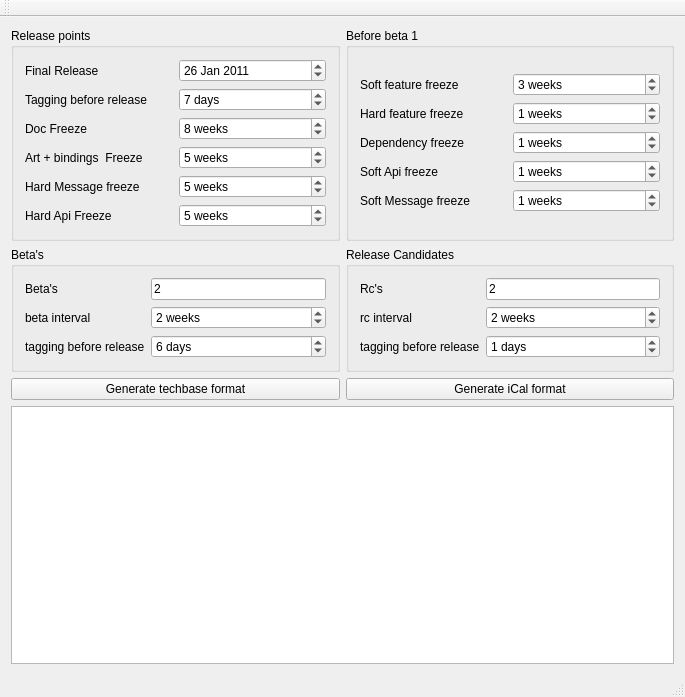
Qt form tools/releaseschedule/mainclass.ui (felixonmars/kde-sysadmin-release-tools-mirror) before a commit.
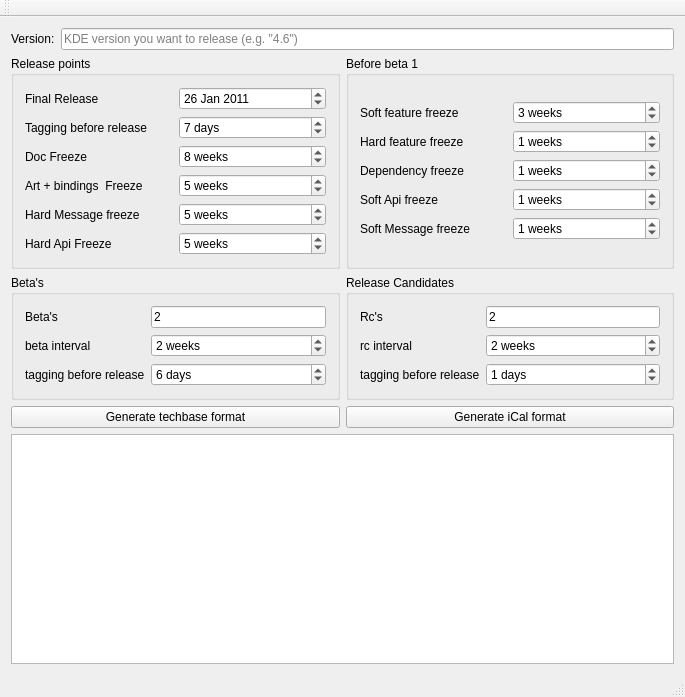
The same form after that commit.

Commit message:
- prefix titles with KDE version - add UID fields to the ical file, it's required by the RFC and   Akonadi/KOrganizer reject files without those
Reviewed by toma.

```diff
--- a/tools/releaseschedule/mainclass.ui
+++ b/tools/releaseschedule/mainclass.ui
@@ -15,6 +15,27 @@
   </property>
   <widget class="QWidget" name="centralWidget">
    <layout class="QVBoxLayout" name="verticalLayout_2">
+    <item>
+     <layout class="QHBoxLayout" name="horizontalLayout_2">
+      <item>
+       <widget class="QLabel" name="label_12">
+        <property name="text">
+         <string>Version:</string>
+        </property>
+       </widget>
+      </item>
+      <item>
+       <widget class="QLineEdit" name="versionEdit">
+        <property name="text">
+         <string/>
+        </property>
+        <property name="placeholderText">
+         <string>KDE version you want to release (e.g. &quot;4.6&quot;)</string>
+        </property>
+       </widget>
+      </item>
+     </layout>
+    </item>
     <item>
      <layout class="QHBoxLayout" name="horizontalLayout_5">
       <item>
```
The commit also changes 1 other file.
